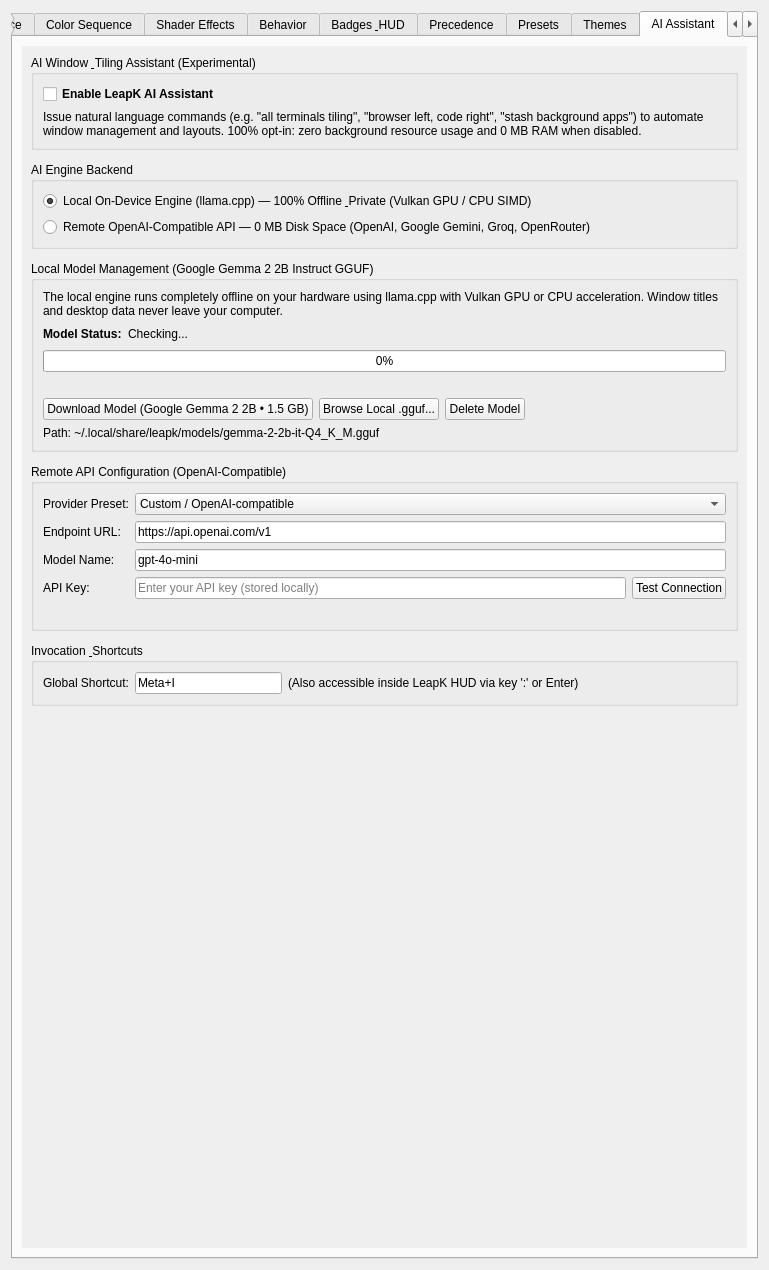
This is leapk_config.ui in gmalinowski/LeapK as Qt 5 draws it before an edit. The edited form follows.
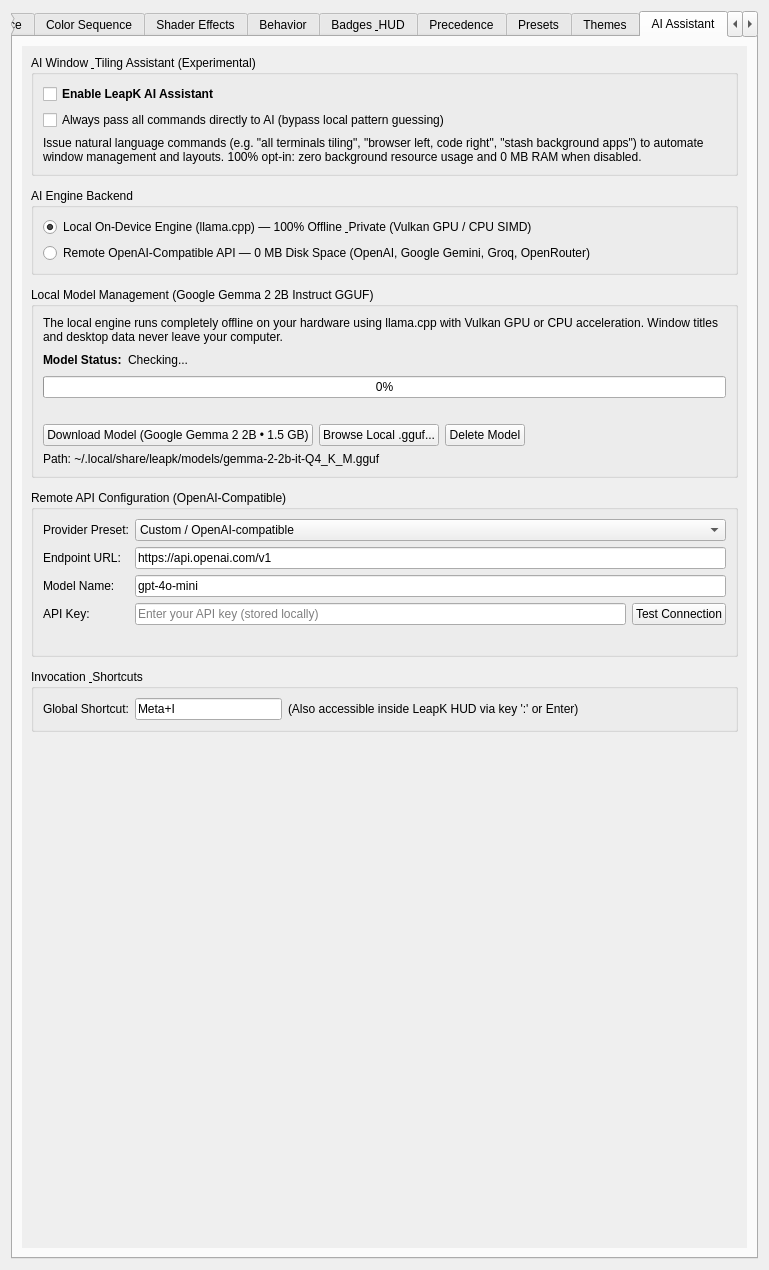
This is the edited form. The open tabs and pages were chosen to show the change. Icons and pictures are not drawn. Custom widgets are drawn as their Qt base class.

Commit message: feat(ai): add setting to pass all commands directly to AI without guessing (v1.6.0-beta21)

Diff of the .ui file:
```diff
--- a/leapk_config.ui
+++ b/leapk_config.ui
@@ -3456,6 +3456,16 @@
                 </property>
                </widget>
               </item>
+              <item>
+               <widget class="QCheckBox" name="kcfg_AiAlwaysSendToAi">
+                <property name="text">
+                 <string>Always pass all commands directly to AI (bypass local pattern guessing)</string>
+                </property>
+                <property name="toolTip">
+                 <string>When checked, LeapK does not try to guess commands locally and forwards all prompt text straight to the configured AI engine (Gemma / OpenAI API).</string>
+                </property>
+               </widget>
+              </item>
               <item>
                <widget class="QLabel" name="lblAiDescription">
                 <property name="text">
```
The commit also changes 8 other files.
